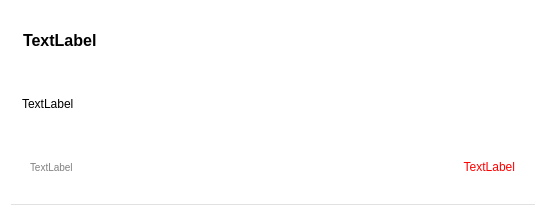
FrenchFries-101/frontend, file ui/singleDetailedPost.ui: the form before one commit.
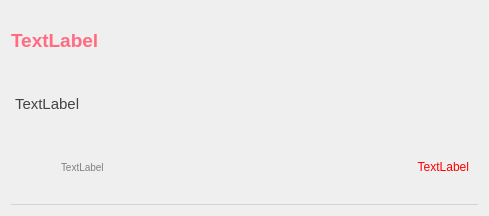
The form after the commit.

Patch:
```diff
--- a/ui/singleDetailedPost.ui
+++ b/ui/singleDetailedPost.ui
@@ -6,7 +6,7 @@
    <rect>
     <x>0</x>
     <y>0</y>
-    <width>546</width>
+    <width>489</width>
     <height>216</height>
    </rect>
   </property>
@@ -26,10 +26,61 @@
    <string>Form</string>
   </property>
   <property name="styleSheet">
-   <string notr="true">QWidget {
-    background-color: white;
-    padding: 8px;
-}</string>
+   <string notr="true">QWidget#post_simple QLabel#post_title {
+    font-size: 19px;
+    font-weight: 600;
+	color: rgb(255, 107, 129);
+}
+/* ================= 时间 ================= */
+
+QWidget#post_simple QLabel#auther_time {
+
+    font-size: 11px;
+    color: #999999;
+}
+
+
+/* ================= 回复内容 ================= */
+
+QWidget#post_simple QLabel#contents {
+
+    font-size: 15px;
+    color: #444444;
+    padding-top: 4px;
+    padding-bottom: 4px;
+}
+
+
+/* ================= 点赞 ================= */
+
+QWidget#post_simple QLabel#post_likes {
+
+    font-size: 12px;
+    color: #ff6b81;
+}
+
+
+/* ================= Like 按钮 ================= */
+
+QWidget#post_simple QPushButton {
+
+    border: none;
+    background: transparent;
+
+    font-size: 12px;
+    color: #999999;
+}
+
+
+/* hover 点赞按钮 */
+
+QWidget#post_simple QPushButton:hover {
+
+    color: #ff6b81;
+}
+
+
+</string>
   </property>
   <layout class="QVBoxLayout" name="verticalLayout_3">
    <item>
@@ -37,9 +88,7 @@
      <item>
       <widget class="QLabel" name="post_title">
        <property name="styleSheet">
-        <string notr="true">font-size: 16px;
-font-weight: bold;
-color: black;</string>
+        <string notr="true"/>
        </property>
        <property name="text">
         <string>TextLabel</string>
@@ -62,6 +111,31 @@
      <item>
       <widget class="QWidget" name="widget" native="true">
        <layout class="QHBoxLayout" name="horizontalLayout">
+        <item>
+         <widget class="QLabel" name="label">
+          <property name="sizePolicy">
+           <sizepolicy hsizetype="Fixed" vsizetype="Preferred">
+            <horstretch>0</horstretch>
+            <verstretch>0</verstretch>
+           </sizepolicy>
+          </property>
+          <property name="minimumSize">
+           <size>
+            <width>35</width>
+            <height>0</height>
+           </size>
+          </property>
+          <property name="maximumSize">
+           <size>
+            <width>35</width>
+            <height>16777215</height>
+           </size>
+          </property>
+          <property name="text">
+           <string/>
+          </property>
+         </widget>
+        </item>
         <item>
          <widget class="QLabel" name="auther_time">
           <property name="minimumSize">
```
